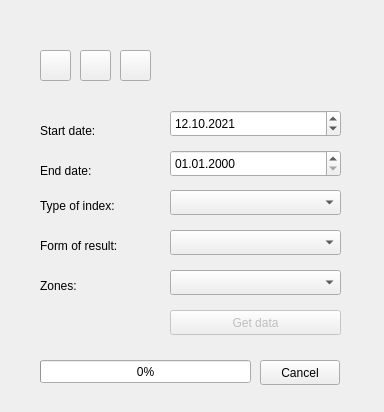
The window that world_from_space_widget_base.ui (OpenGeoLabs/qgis-world-from-space-plugin) describes before a commit, drawn with Qt 5.
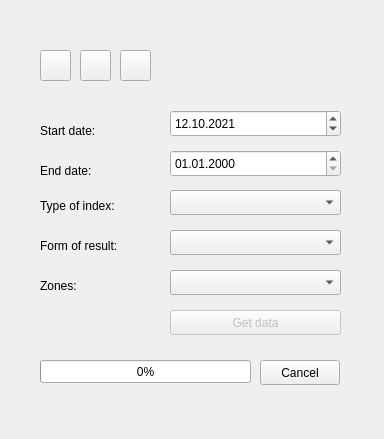
The same window after the commit. Custom widgets are drawn as their Qt base class.

```diff
--- a/world_from_space_widget_base.ui
+++ b/world_from_space_widget_base.ui
@@ -7,7 +7,7 @@
     <x>0</x>
     <y>0</y>
     <width>384</width>
-    <height>412</height>
+    <height>439</height>
    </rect>
   </property>
   <property name="sizePolicy">
@@ -246,6 +246,19 @@
     <string>Zones:</string>
    </property>
   </widget>
+  <widget class="QLabel" name="labelInfo">
+   <property name="geometry">
+    <rect>
+     <x>40</x>
+     <y>400</y>
+     <width>301</width>
+     <height>21</height>
+    </rect>
+   </property>
+   <property name="text">
+    <string/>
+   </property>
+  </widget>
  </widget>
  <customwidgets>
   <customwidget>
```
